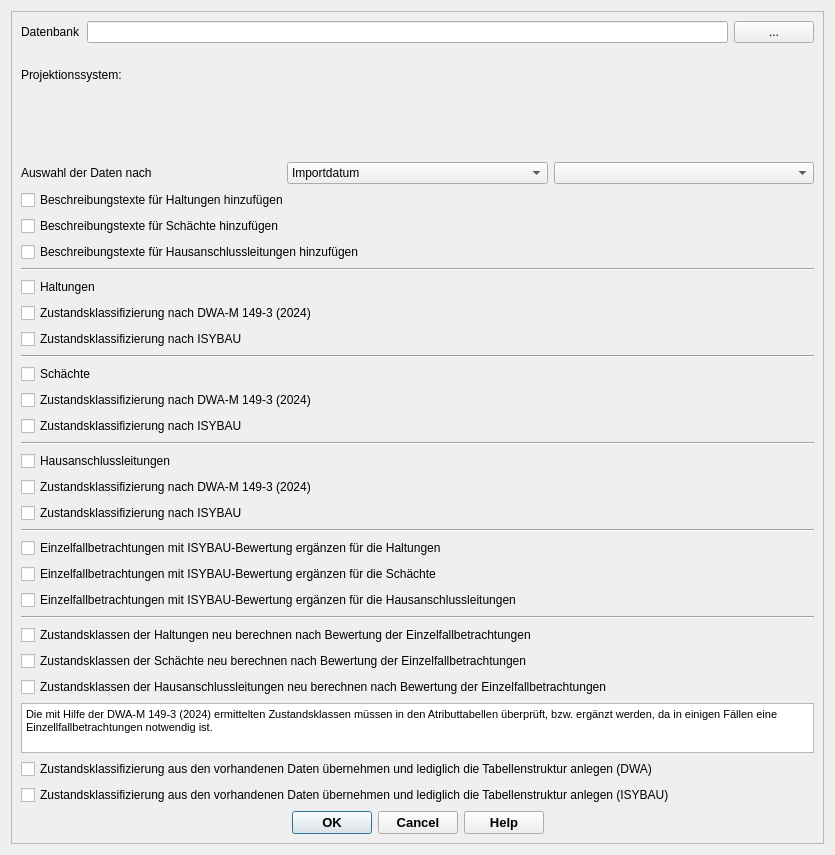
Above: qkan/zustandsklassen/res/zustandsklassen_dialog_base.ui from SonkeHoffmann/QKan-1 before the change. Below: the same form after it.
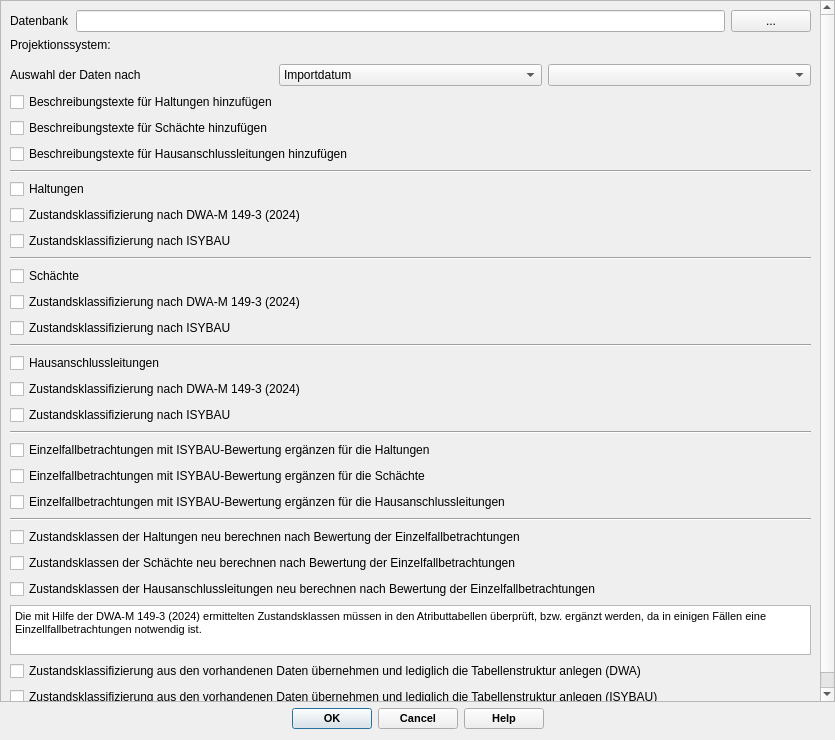
That is the form after the change. Icons and pictures are not drawn. Custom widgets are drawn as their Qt base class.

The edit to the form file:
```diff
--- a/qkan/zustandsklassen/res/zustandsklassen_dialog_base.ui
+++ b/qkan/zustandsklassen/res/zustandsklassen_dialog_base.ui
@@ -7,17 +7,28 @@
     <x>0</x>
     <y>0</y>
     <width>835</width>
-    <height>855</height>
+    <height>740</height>
    </rect>
   </property>
+  <property name="maximumSize">
+   <size>
+    <width>16777215</width>
+    <height>740</height>
+   </size>
+  </property>
   <property name="windowTitle">
    <string>Zustandsklassen</string>
   </property>
-  <property name="windowIcon">
-   <iconset>
-    <normaloff>../../QKan.png</normaloff>../../QKan.png</iconset>
-  </property>
   <layout class="QVBoxLayout" name="verticalLayout_2">
+   <property name="leftMargin">
+    <number>0</number>
+   </property>
+   <property name="topMargin">
+    <number>0</number>
+   </property>
+   <property name="rightMargin">
+    <number>0</number>
+   </property>
    <item>
     <widget class="QScrollArea" name="scrollArea">
      <property name="widgetResizable">
@@ -28,8 +39,8 @@
        <rect>
         <x>0</x>
         <y>0</y>
-        <width>811</width>
-        <height>831</height>
+        <width>816</width>
+        <height>701</height>
        </rect>
       </property>
       <layout class="QVBoxLayout" name="verticalLayout_3">
@@ -279,7 +290,7 @@
           <string>&lt;!DOCTYPE HTML PUBLIC &quot;-//W3C//DTD HTML 4.0//EN&quot; &quot;http://www.w3.org/TR/REC-html40/strict.dtd&quot;&gt;
 &lt;html&gt;&lt;head&gt;&lt;meta name=&quot;qrichtext&quot; content=&quot;1&quot; /&gt;&lt;style type=&quot;text/css&quot;&gt;
 p, li { white-space: pre-wrap; }
-&lt;/style&gt;&lt;/head&gt;&lt;body style=&quot; font-family:'MS Shell Dlg 2'; font-size:7.8pt; font-weight:400; font-style:normal;&quot;&gt;
+&lt;/style&gt;&lt;/head&gt;&lt;body style=&quot; font-family:'MS Shell Dlg 2'; font-size:7.875pt; font-weight:400; font-style:normal;&quot;&gt;
 &lt;p style=&quot; margin-top:0px; margin-bottom:0px; margin-left:0px; margin-right:0px; -qt-block-indent:0; text-indent:0px;&quot;&gt;&lt;span style=&quot; font-size:8pt;&quot;&gt;Die mit Hilfe der DWA-M 149-3 (2024) ermittelten Zustandsklassen müssen in den Atributtabellen überprüft, bzw. ergänzt werden, da in einigen Fällen eine Einzellfallbetrachtungen notwendig ist.&lt;/span&gt;&lt;/p&gt;&lt;/body&gt;&lt;/html&gt;</string>
          </property>
         </widget>
@@ -298,12 +309,16 @@
          </property>
         </widget>
        </item>
+      </layout>
+     </widget>
+    </widget>
+   </item>
        <item>
         <widget class="QDialogButtonBox" name="button_box">
          <property name="font">
           <font>
            <family>Tahoma</family>
-           <pointsize>10</pointsize>
+       <pointsize>8</pointsize>
            <weight>75</weight>
            <bold>true</bold>
           </font>
@@ -317,10 +332,6 @@
          <property name="centerButtons">
           <bool>true</bool>
          </property>
-        </widget>
-       </item>
-      </layout>
-     </widget>
     </widget>
    </item>
   </layout>
```
Lines whose indentation alone changed are shown as unchanged.
